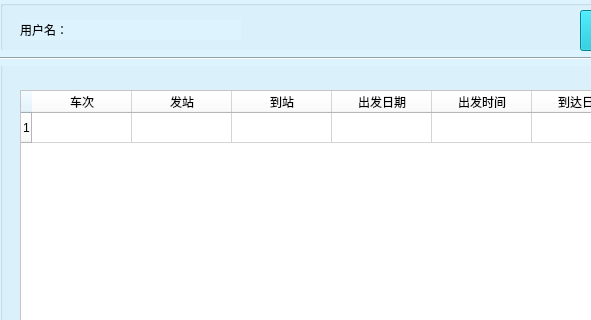
Old version of the form dialog1.ui in the repository PuLing0/sdu_Clanguage_Homework; both pictures show x 0 to 591 and y 0 to 320 of the 860 by 550 pixel window.
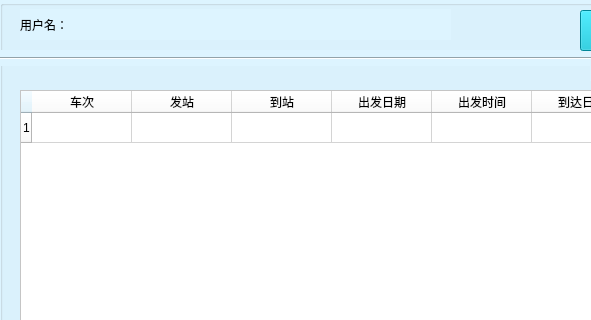
New version of the form. Custom widgets are drawn as their Qt base class.

```diff
--- a/dialog1.ui
+++ b/dialog1.ui
@@ -124,9 +124,9 @@
    <property name="geometry">
     <rect>
      <x>20</x>
-     <y>20</y>
-     <width>221</width>
-     <height>20</height>
+     <y>9</y>
+     <width>431</width>
+     <height>31</height>
     </rect>
    </property>
    <property name="styleSheet">
```
Left out of the diff: 2 changed lines with no effect on the pictures.
